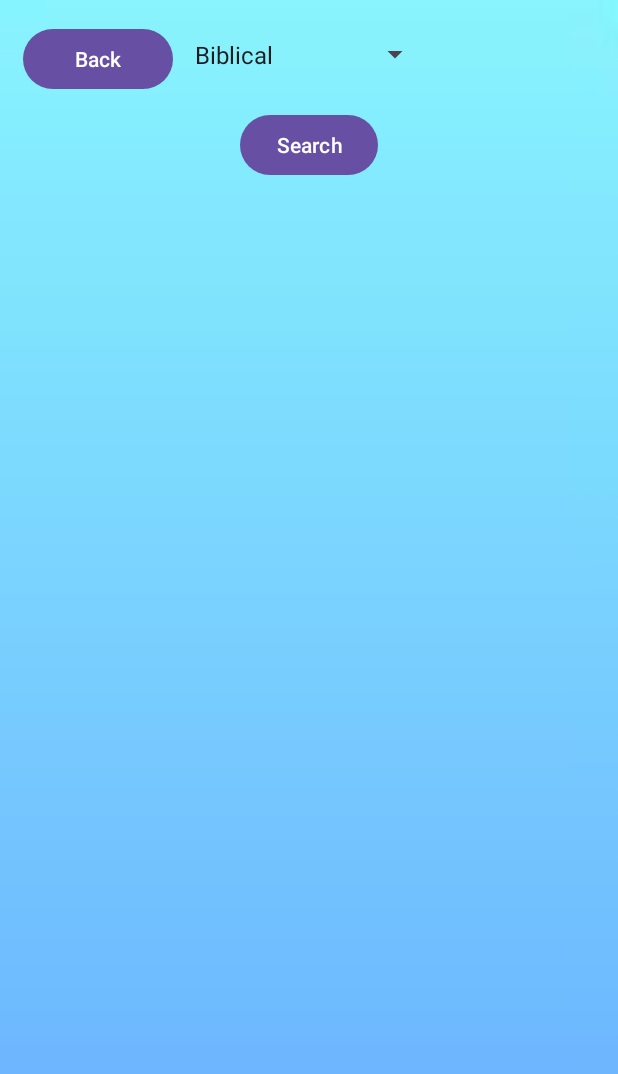
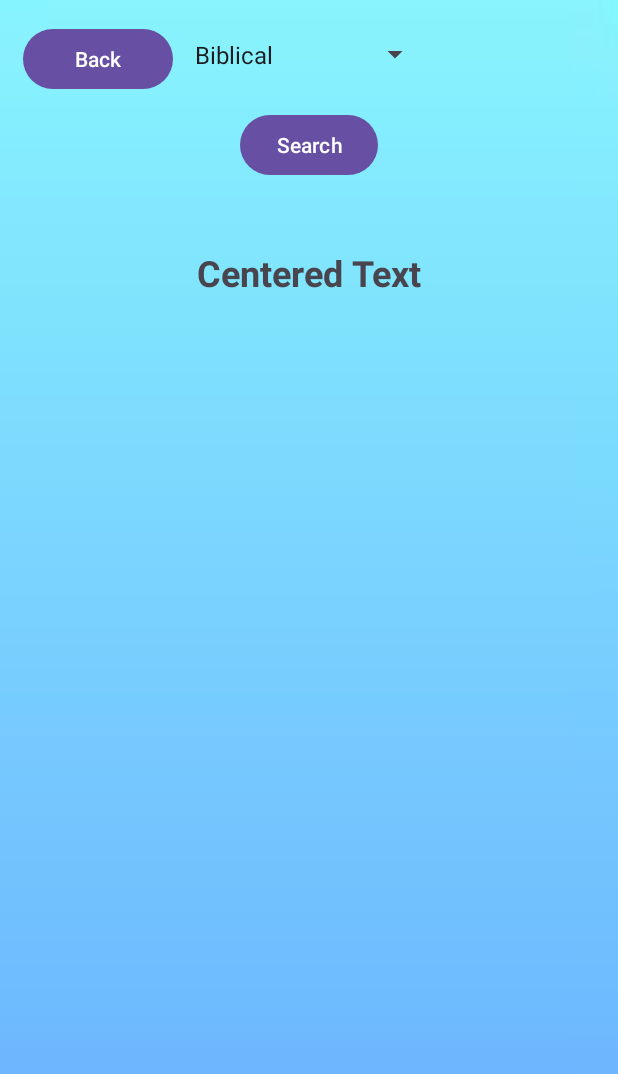
Before and after one commit to yarinmanoah/NamesFinderFinale, an Android app: the ActivityByCategory screen opened directly, with no data from a screen before it, on a phone screen of 412 x 824 dp. Shown: the top 1074 px of the screen. Run offline under Robolectric (Android 15) with nearby library versions, the phone set to English and light mode, and no system bars.

Commit message:
finish project

```diff
--- a/app/src/main/java/com/yarin/namesfinder/namesfinder/ActivityByCategory.java
+++ b/app/src/main/java/com/yarin/namesfinder/namesfinder/ActivityByCategory.java
@@ -25,10 +25,9 @@ import retrofit2.Response;
 
 public class ActivityByCategory extends AppCompatActivity {
     private Button BycategoryButtonBack, searchButton;
-    private TextView BycategoryLBL;
+    private TextView ByCatgoryLBL;
     private Spinner letterSpinner;
     private String selectedCategory;
-    private RecyclerView recyclerViewNames;
     private NamesAdapter namesAdapter;
     private NameAPI nameAPI;
 
@@ -39,11 +38,6 @@ public class ActivityByCategory extends AppCompatActivity {
 
         // Initialize views
         findViews();
-
-        // Set up RecyclerView for displaying the names
-        recyclerViewNames.setLayoutManager(new LinearLayoutManager(this));
-        namesAdapter = new NamesAdapter();
-        recyclerViewNames.setAdapter(namesAdapter);
 
         // Initialize NameAPI
         nameAPI = NameRetrofit.getInstance().getNameApi();
@@ -61,7 +55,7 @@ public class ActivityByCategory extends AppCompatActivity {
         BycategoryButtonBack = findViewById(R.id.BycategoryButtonBack);
         letterSpinner = findViewById(R.id.letterSpinner);
         searchButton = findViewById(R.id.searchButton);
-        recyclerViewNames = findViewById(R.id.recyclerViewNames); // Add this for RecyclerView
+        ByCatgoryLBL = findViewById(R.id.ByCatgoryLBL);
     }
 
     private void initViews() {
@@ -96,8 +90,7 @@ public class ActivityByCategory extends AppCompatActivity {
             @Override
             public void onResponse(Call<List<Name>> call, Response<List<Name>> response) {
                 if (response.isSuccessful() && response.body() != null) {
-                    List<Name> names = response.body();
-                    namesAdapter.setNames(names); // Update RecyclerView with fetched names
+                    updateNames(response.body());
                     Toast.makeText(ActivityByCategory.this, "Names fetched successfully!", Toast.LENGTH_SHORT).show();
                 } else {
                     Toast.makeText(ActivityByCategory.this, "Failed to fetch names!", Toast.LENGTH_SHORT).show();
@@ -110,4 +103,11 @@ public class ActivityByCategory extends AppCompatActivity {
             }
         });
     }
+    public void updateNames(List<Name> names) {
+        StringBuilder stringBuilder = new StringBuilder();
+        for (Name name : names) {
+            stringBuilder.append(name.getContent()).append("\n"); // Get the content of the Name object
+        }
+        ByCatgoryLBL.setText(stringBuilder.toString());
+    }
 }
--- a/app/src/main/res/layout/activity_by_category.xml
+++ b/app/src/main/res/layout/activity_by_category.xml
@@ -33,14 +33,25 @@
             android:layout_marginBottom="20dp"/>
     </LinearLayout>
 
-    <!-- RecyclerView for displaying names -->
-    <androidx.recyclerview.widget.RecyclerView
-        android:id="@+id/recyclerViewNames"
+    <!-- ScrollView for TextView -->
+    <ScrollView
         android:layout_width="match_parent"
-        android:layout_height="0dp"
+        android:layout_height="400dp"
         android:layout_below="@id/letterSpinner"
-        android:layout_alignParentBottom="true"
-        android:layout_marginTop="20dp"/>
+        android:layout_marginTop="150dp"
+        android:layout_centerHorizontal="true">
+
+    <TextView
+        android:id="@+id/ByCatgoryLBL"
+        android:layout_width="match_parent"
+        android:layout_height="wrap_content"
+        android:text="Centered Text"
+        android:textSize="24sp"
+        android:textStyle="bold"
+        android:lineSpacingExtra="10dp"
+        android:padding="15dp"
+        android:gravity="center" />
+</ScrollView>
 
     <!-- Back Button -->
 <Button
--- a/app/src/main/res/layout/activity_random.xml
+++ b/app/src/main/res/layout/activity_random.xml
@@ -12,6 +12,8 @@
         android:layout_height="wrap_content"
         android:text="Centered Text"
         android:textColor="@color/black"
+        android:textSize="24sp"
+        android:textStyle="bold"
         android:layout_centerInParent="true"/>
 
 
```
Also changed, not shown: app/src/main/res/layout/activity_first_letter.xml (+10 -5 lines), app/src/main/res/layout/activity_first_letter_and_category.xml (+15 -9 lines), app/src/main/res/layout/item_name.xml (+5 -2 lines). Lines whose indentation alone changed are shown as unchanged.
